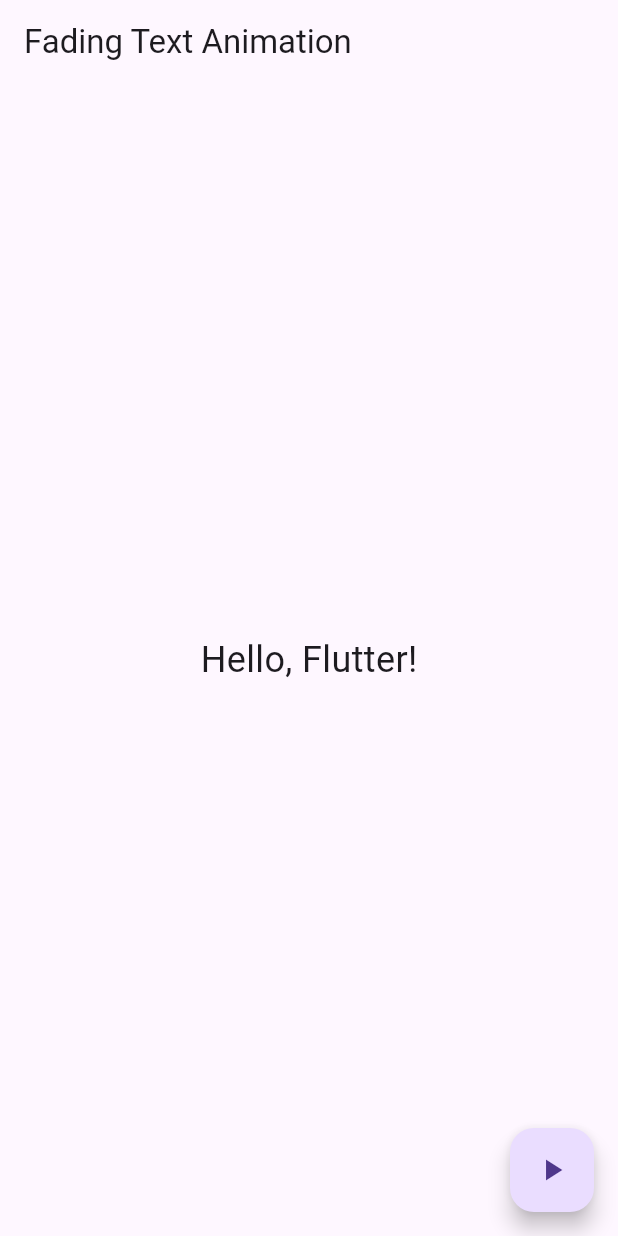
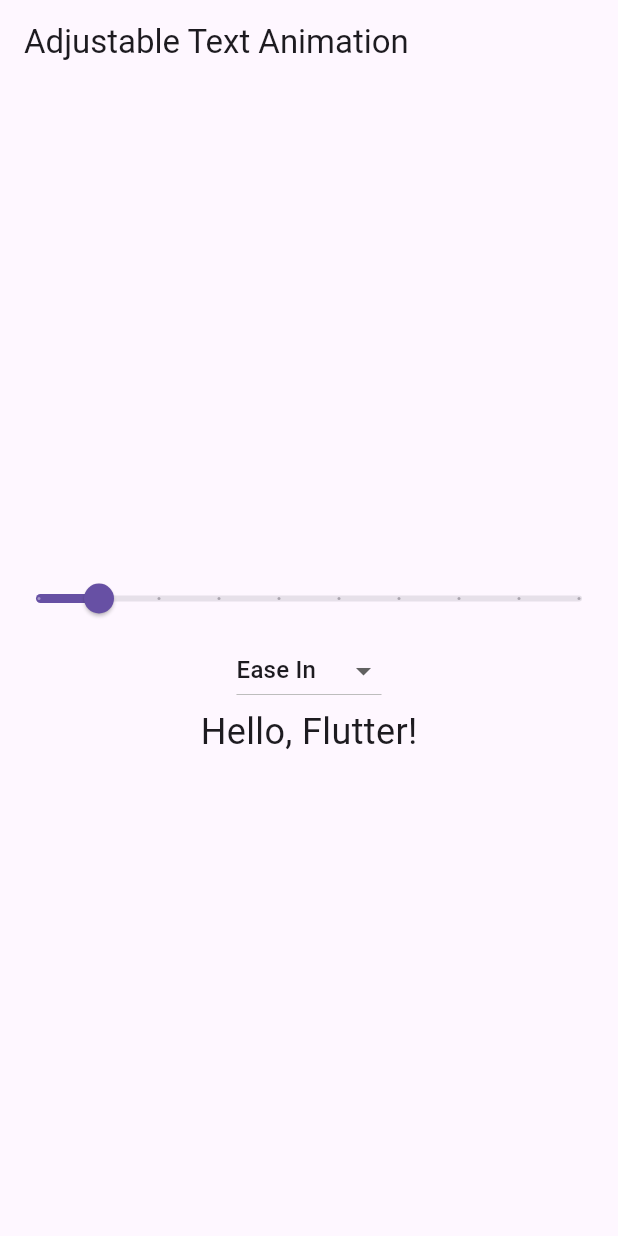
Before and after one commit to abhiramgelle1/InClassActivity-07-FadingTextAnimation, a Flutter app: the screen it shows after launch, on a phone screen of 412 x 824 dp. Run offline on Flutter 3.47's test engine with Material 3 defaults, Android fonts, the light colour scheme and no system bars.

Commit message:
Implemented animation for the text, adding duration which is changeable, along with curve

```diff
--- a/lib/main.dart
+++ b/lib/main.dart
@@ -8,22 +8,29 @@ class MyApp extends StatelessWidget {
   @override
   Widget build(BuildContext context) {
     return MaterialApp(
-      home: FadingTextAnimation(),
+      home: TextAnimationControl(),
     );
   }
 }
 
-class FadingTextAnimation extends StatefulWidget {
+class TextAnimationControl extends StatefulWidget {
   @override
-  _FadingTextAnimationState createState() => _FadingTextAnimationState();
+  _TextAnimationControlState createState() => _TextAnimationControlState();
 }
 
-class _FadingTextAnimationState extends State<FadingTextAnimation> {
-  bool _isVisible = true;
+class _TextAnimationControlState extends State<TextAnimationControl> {
+  double _duration = 1.0; // Duration in seconds
+  Curve _curve = Curves.easeIn;
 
-  void toggleVisibility() {
+  void _updateDuration(double newDuration) {
     setState(() {
-      _isVisible = !_isVisible;
+      _duration = newDuration;
+    });
+  }
+
+  void _updateCurve(Curve newCurve) {
+    setState(() {
+      _curve = newCurve;
     });
   }
 
@@ -31,21 +38,45 @@ class _FadingTextAnimationState extends State<FadingTextAnimation> {
   Widget build(BuildContext context) {
     return Scaffold(
       appBar: AppBar(
-        title: Text('Fading Text Animation'),
+        title: Text('Adjustable Text Animation'),
       ),
-      body: Center(
-        child: AnimatedOpacity(
-          opacity: _isVisible ? 1.0 : 0.0,
-          duration: Duration(seconds: 1),
-          child: Text(
-            'Hello, Flutter!',
-            style: TextStyle(fontSize: 24),
+      body: Column(
+        mainAxisAlignment: MainAxisAlignment.center,
+        children: [
+          Slider(
+            min: 0.5,
+            max: 5.0,
+            divisions: 9,
+            label: "${_duration.toStringAsFixed(1)} s",
+            value: _duration,
+            onChanged: (double value) {
+              _updateDuration(value);
+            },
           ),
-        ),
-      ),
-      floatingActionButton: FloatingActionButton(
-        onPressed: toggleVisibility,
-        child: Icon(Icons.play_arrow),
+          DropdownButton<Curve>(
+            value: _curve,
+            onChanged: (Curve? newValue) {
+              if (newValue != null) {
+                _updateCurve(newValue);
+              }
+            },
+            items: [
+              DropdownMenuItem(child: Text("Ease In"), value: Curves.easeIn),
+              DropdownMenuItem(child: Text("Ease Out"), value: Curves.easeOut),
+              DropdownMenuItem(child: Text("Linear"), value: Curves.linear),
+              DropdownMenuItem(child: Text("Bounce In"), value: Curves.bounceIn),
+            ],
+          ),
+          AnimatedOpacity(
+            opacity: 1.0,
+            duration: Duration(seconds: _duration.toInt()),
+            curve: _curve,
+            child: Text(
+              'Hello, Flutter!',
+              style: TextStyle(fontSize: 24),
+            ),
+          ),
+        ],
       ),
     );
   }
```
